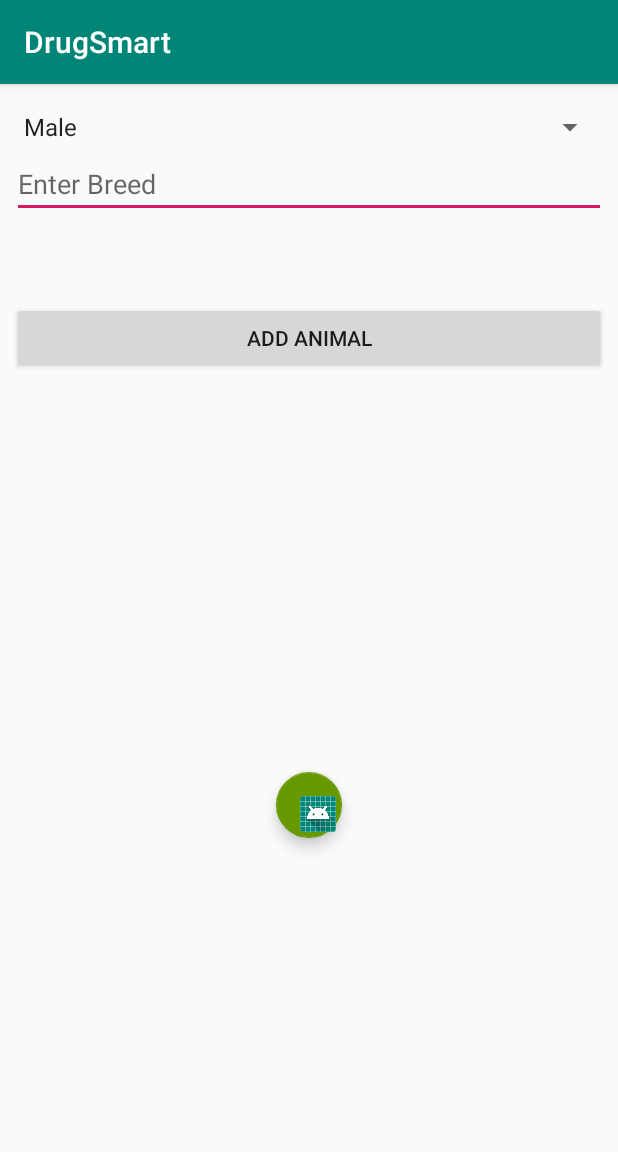
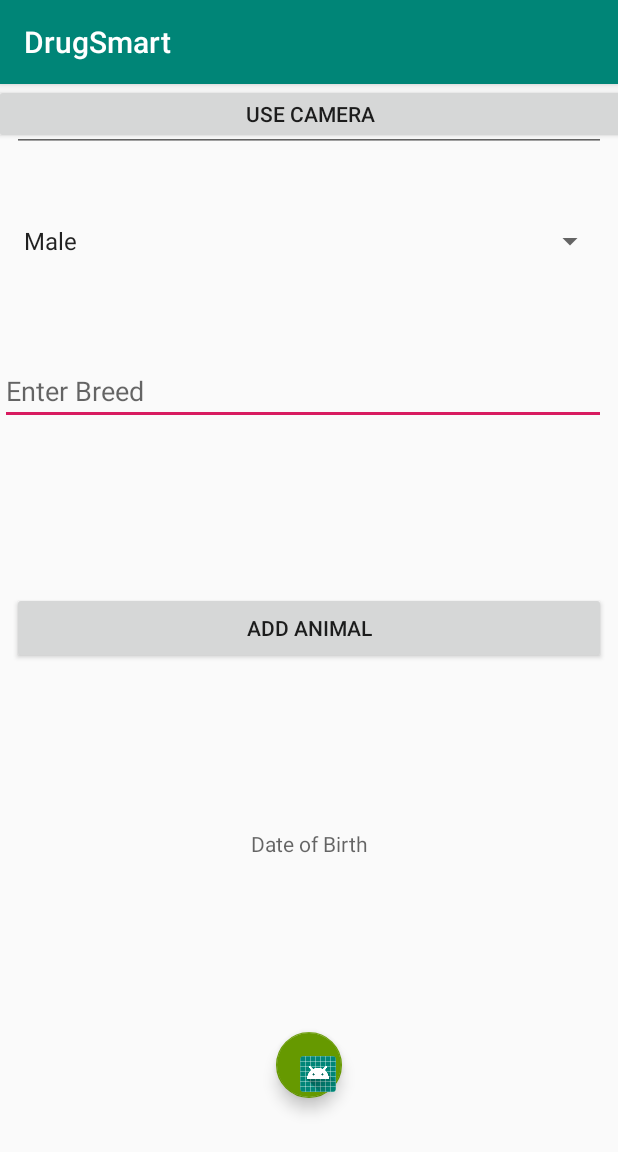
Before and after one commit to cmccarthy-ucc/FYP, an Android app: the screen it shows after launch (MainActivity), on a phone screen of 412 x 824 dp. Shown: the top 1152 px of the screen. Run offline under Robolectric (Android 15) with nearby library versions, the phone set to English and light mode, and no system bars; our stand-ins replace Firebase (no records; nobody signed in at launch, a user with empty details on screens opened directly).

Commit message:
git init git remote add origin https://github.com/cmccarthy-ucc/FYP git add . git commit -m "first commit" git push -u origin master

```diff
--- a/app/src/main/java/com/example/ciara/drugsmart/Animal.java
+++ b/app/src/main/java/com/example/ciara/drugsmart/Animal.java
@@ -5,6 +5,7 @@ public class Animal {
     String animalID;
     String animalBreed;
     String animalGender;
+    String animalSource;
 
 
 
@@ -12,10 +13,11 @@ public class Animal {
 
     }
 
-    public Animal(String animalID, String animalBreed, String animalGender){
+    public Animal(String animalID, String animalBreed, String animalGender, String animalSource){
         this.animalID = animalID;
         this.animalBreed = animalBreed;
         this.animalGender = animalGender;
+        this.animalSource = animalSource;
     }
 
     public String getAnimalID() {
@@ -30,4 +32,6 @@ public class Animal {
         return animalGender;
     }
 
+    public String getAnimalSource() { return animalSource; }
+
 }
--- a/app/src/main/java/com/example/ciara/drugsmart/AnimalInfoAdapter.java
+++ b/app/src/main/java/com/example/ciara/drugsmart/AnimalInfoAdapter.java
@@ -34,11 +34,13 @@ public class AnimalInfoAdapter extends ArrayAdapter<Animal> {
         TextView animalBreed = (TextView)listView.findViewById(R.id.breed);
         TextView animalGender = (TextView)listView.findViewById(R.id.gender);
         TextView animalID = (TextView)listView.findViewById(R.id.animalID);
+        TextView animalSource = (TextView)listView.findViewById(R.id.source);
 
         Animal animal = animalList.get(position);
         animalBreed.setText(animal.getAnimalBreed());
         animalGender.setText(animal.getAnimalGender());
         animalID.setText(animal.getAnimalID());
+        animalSource.setText(animal.getAnimalSource());
 
         return listView;
 
--- a/app/src/main/java/com/example/ciara/drugsmart/MainActivity.java
+++ b/app/src/main/java/com/example/ciara/drugsmart/MainActivity.java
@@ -1,6 +1,9 @@
 package com.example.ciara.drugsmart;
 
+import android.app.DatePickerDialog;
 import android.content.Intent;
+import android.graphics.Color;
+import android.graphics.drawable.ColorDrawable;
 import android.support.design.widget.FloatingActionButton;
 import android.support.v7.app.AppCompatActivity;
 import android.os.Bundle;
@@ -9,16 +12,25 @@ import android.view.View;
 import android.widget.Button;
 import android.widget.EditText;
 import android.widget.Spinner;
+import android.widget.TextView;
 import android.widget.Toast;
 
 import com.google.firebase.database.DatabaseReference;
 import com.google.firebase.database.FirebaseDatabase;
 
+import java.util.Calendar;
+
 public class MainActivity extends AppCompatActivity {
 
     EditText editTextBreed;
+    EditText editTextSource;
     Button buttonAdd;
     Spinner spinnerGender;
+
+    private static final String TAG = "MainActivity";
+    private TextView mDisplayDate;
+    private DatePickerDialog.OnDateSetListener mDateSetListener;
+
 
     DatabaseReference databaseAnimal;
     private FloatingActionButton floatingActionButton;
@@ -28,6 +40,29 @@ public class MainActivity extends AppCompatActivity {
     protected void onCreate(Bundle savedInstanceState) {
         super.onCreate(savedInstanceState);
         setContentView(R.layout.activity_main);
+
+        //https://www.youtube.com/watch?v=hwe1abDO2Ag
+        mDisplayDate = (TextView)findViewById(R.id.animalDOB);
+        mDisplayDate.setOnClickListener(new View.OnClickListener() {
+            @Override
+            public void onClick(View v) {
+                Calendar cal = Calendar.getInstance();
+                int year = cal.get(Calendar.YEAR);
+                int month = cal.get(Calendar.MONTH);
+                int day = cal.get(Calendar.DAY_OF_MONTH);
+
+                DatePickerDialog dialog = new DatePickerDialog(
+                        MainActivity.this,
+                        android.R.style.Theme_Holo_Dialog_MinWidth,
+                        mDateSetListener, year,month, day);
+                dialog.getWindow().setBackgroundDrawable(new ColorDrawable(Color.TRANSPARENT));
+                dialog.show();
+
+
+            }
+        });
+
+
 
         databaseAnimal = FirebaseDatabase.getInstance().getReference("animals");
 
@@ -41,6 +76,7 @@ public class MainActivity extends AppCompatActivity {
         });
 
         editTextBreed = (EditText) findViewById(R.id.editTextBreed);
+        editTextSource = (EditText) findViewById(R.id.editTextSource);
         buttonAdd = (Button) findViewById(R.id.buttonAddAnimal);
         spinnerGender = (Spinner) findViewById(R.id.spinnerGender);
 
@@ -55,12 +91,13 @@ public class MainActivity extends AppCompatActivity {
     private void addAnimal(){
         String breed = editTextBreed.getText().toString().trim();
         String gender = spinnerGender.getSelectedItem().toString();
+        String source = editTextSource.getText().toString().trim();
 
         if(!TextUtils.isEmpty(breed)){
 
             String id = databaseAnimal.push().getKey();
 
-            Animal animal = new Animal(id, breed, gender);
+            Animal animal = new Animal(id, breed, gender, source);
 
             databaseAnimal.child(id).setValue(animal);
 
--- a/app/src/main/res/layout/activity_data_retrieved.xml
+++ b/app/src/main/res/layout/activity_data_retrieved.xml
@@ -11,6 +11,7 @@
         android:layout_width="match_parent"
         android:layout_height="match_parent"
         android:layout_alignParentStart="true"
+        android:layout_alignParentLeft="true"
         android:layout_alignParentTop="true"
         android:layout_marginTop="7dp" />
 </RelativeLayout>
--- a/app/src/main/res/layout/activity_main.xml
+++ b/app/src/main/res/layout/activity_main.xml
@@ -10,39 +10,34 @@
         android:id="@+id/editTextBreed"
         android:layout_width="0dp"
         android:layout_height="wrap_content"
-        android:layout_marginStart="8dp"
-        android:layout_marginLeft="8dp"
-        android:layout_marginTop="44dp"
+        android:layout_marginTop="46dp"
         android:layout_marginEnd="8dp"
         android:layout_marginRight="8dp"
+        android:layout_marginBottom="109dp"
         android:ems="10"
         android:hint="Enter Breed"
         android:inputType="textPersonName"
-
+        app:layout_constraintBottom_toTopOf="@+id/buttonAddAnimal"
         app:layout_constraintEnd_toEndOf="parent"
-        app:layout_constraintHorizontal_bias="0.0"
         app:layout_constraintStart_toStartOf="parent"
-        app:layout_constraintTop_toTopOf="parent" />
+        app:layout_constraintTop_toBottomOf="@+id/spinnerGender" />
     <!--android:text="Enter Breed"-->
 
 
-    <!--<EditText
-        android:id="@+id/editSourceFarmer"
+    <EditText
+        android:id="@+id/editTextSource"
         android:layout_width="0dp"
         android:layout_height="wrap_content"
-        android:layout_marginStart="8dp"
         android:layout_marginLeft="8dp"
-        android:layout_marginTop="44dp"
-        android:layout_marginEnd="8dp"
         android:layout_marginRight="8dp"
+        android:layout_marginBottom="8dp"
         android:ems="10"
         android:hint="Source Farmer"
         android:inputType="textPersonName"
-
         app:layout_constraintEnd_toEndOf="parent"
-        app:layout_constraintHorizontal_bias="0.0"
         app:layout_constraintStart_toStartOf="parent"
-        app:layout_constraintTop_toTopOf="parent" />-->
+        app:layout_constraintTop_toTopOf="parent"
+        app:layout_constraintVertical_bias="0.818" />
 
     <Spinner
         android:id="@+id/spinnerGender"
@@ -50,12 +45,14 @@
         android:layout_height="57dp"
         android:layout_marginStart="8dp"
         android:layout_marginLeft="8dp"
+        android:layout_marginTop="76dp"
         android:layout_marginEnd="8dp"
         android:layout_marginRight="8dp"
         android:entries="@array/gender"
         app:layout_constraintEnd_toEndOf="parent"
+        app:layout_constraintHorizontal_bias="1.0"
         app:layout_constraintStart_toStartOf="parent"
-        tools:layout_editor_absoluteY="116dp" />
+        app:layout_constraintTop_toTopOf="parent" />
 
     <Button
         android:id="@+id/buttonAddAnimal"
@@ -66,11 +63,14 @@
         android:layout_marginTop="88dp"
         android:layout_marginEnd="8dp"
         android:layout_marginRight="8dp"
+        android:layout_marginBottom="8dp"
         android:text="Add Animal"
+        app:layout_constraintBottom_toBottomOf="parent"
         app:layout_constraintEnd_toEndOf="parent"
-        app:layout_constraintHorizontal_bias="0.0"
+        app:layout_constraintHorizontal_bias="1.0"
         app:layout_constraintStart_toStartOf="parent"
-        app:layout_constraintTop_toBottomOf="@+id/spinnerGender" />
+        app:layout_constraintTop_toBottomOf="@+id/spinnerGender"
+        app:layout_constraintVertical_bias="0.239" />
 
     <android.support.design.widget.FloatingActionButton
         android:id="@+id/floatingActionButton"
@@ -88,6 +88,31 @@
         app:layout_constraintEnd_toEndOf="parent"
         app:layout_constraintStart_toStartOf="parent"
         app:layout_constraintTop_toBottomOf="@+id/buttonAddAnimal"
+        app:layout_constraintVertical_bias="0.738"
         app:srcCompat="@mipmap/ic_launcher" />
 
+    <TextView
+        android:id="@+id/animalDOB"
+        android:layout_width="wrap_content"
+        android:layout_height="wrap_content"
+        android:layout_marginBottom="252dp"
+        android:hint="Date of Birth"
+        app:layout_constraintBottom_toBottomOf="parent"
+        app:layout_constraintEnd_toEndOf="parent"
+        app:layout_constraintHorizontal_bias="0.501"
+        app:layout_constraintStart_toStartOf="parent" />
+
+    <Button
+        android:id="@+id/buttonUseCamera"
+        android:layout_width="421dp"
+        android:layout_height="40dp"
+        android:layout_marginStart="8dp"
+        android:layout_marginLeft="8dp"
+        android:layout_marginEnd="8dp"
+        android:layout_marginRight="8dp"
+        android:text="Use Camera"
+        app:layout_constraintEnd_toEndOf="parent"
+        app:layout_constraintStart_toStartOf="parent"
+        tools:layout_editor_absoluteY="347dp" />
+
 </android.support.constraint.ConstraintLayout>
--- a/app/src/main/res/layout/list_view.xml
+++ b/app/src/main/res/layout/list_view.xml
@@ -29,4 +29,9 @@
         android:layout_height="wrap_content"
         android:text="Gender"
         android:textSize="14sp" />
+
+    <TextView
+        android:id="@+id/source"
+        android:layout_width="match_parent"
+        android:layout_height="wrap_content" />
 </LinearLayout>
```
